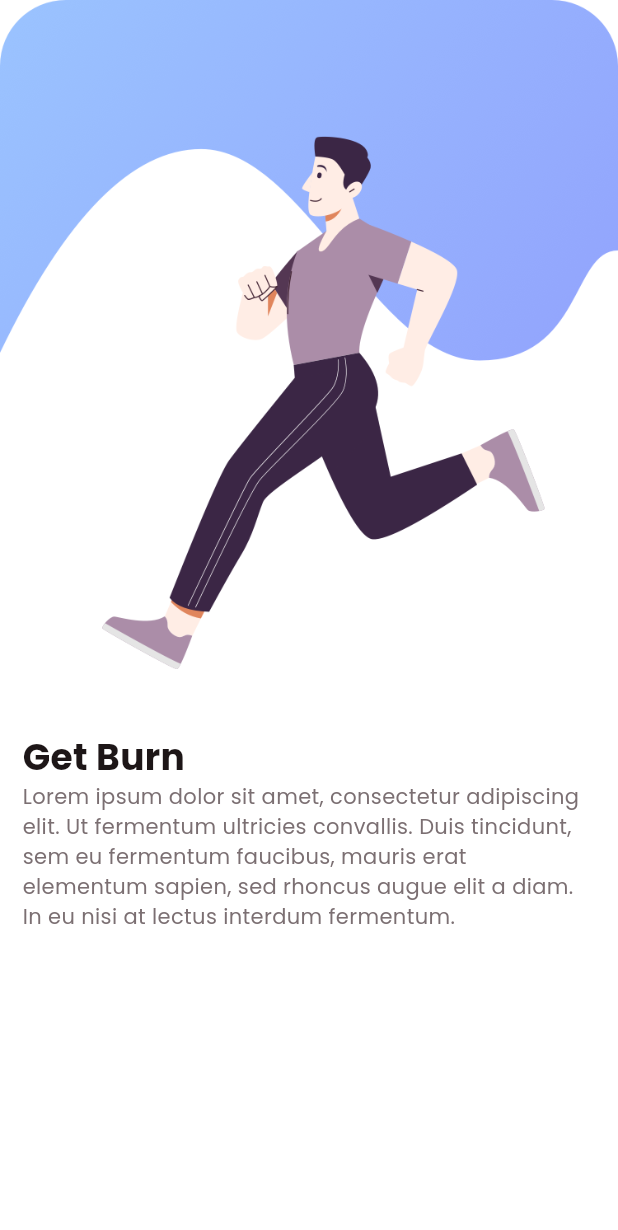
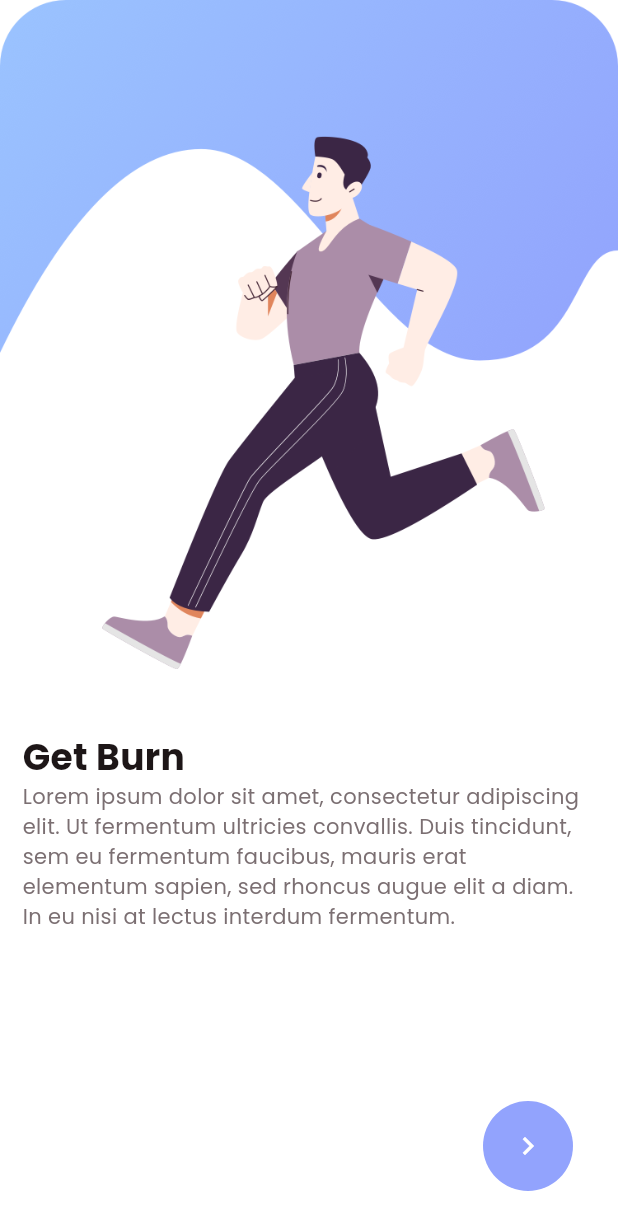
Before and after one commit to Moubarak321/fitnessapp, a Flutter app: the screen it shows after launch, swiped to page 2, on a phone screen of 412 x 824 dp. Shown: the top 1230 px of the screen. Run offline on Flutter 3.47's test engine with Material 3 defaults, Android fonts, the phone set to English and light mode, and no system bars.

Commit message:
Fin caroussel de bienvenue

```diff
--- a/lib/screens/on_boarding/on_boarding_view.dart
+++ b/lib/screens/on_boarding/on_boarding_view.dart
@@ -10,7 +10,18 @@ class OnboardingView extends StatefulWidget {
 }
 
 class _OnboardingViewState extends State<OnboardingView> {
+  int selectPage = 0;
   PageController controller = PageController();
+
+  @override
+  void initState() {
+    // TODO: implement initState
+    super.initState();
+    controller.addListener(() {
+      selectPage = controller.page?.round() ?? 0;
+    });
+    setState(() {});
+  }
 
   List pageList = [
     {
@@ -41,10 +52,11 @@ class _OnboardingViewState extends State<OnboardingView> {
 
   @override
   Widget build(BuildContext context) {
-    var media = MediaQuery.of(context).size;
+    // var media = MediaQuery.of(context).size;
     return Scaffold(
         backgroundColor: Tcolor.white,
         body: Stack(
+          alignment: Alignment.bottomRight,
           children: [
             PageView.builder(
                 controller: controller,
@@ -52,7 +64,50 @@ class _OnboardingViewState extends State<OnboardingView> {
                 itemBuilder: (context, index) {
                   var pObj = pageList[index] as Map? ?? {};
                   return OnBoardingPage(pObj: pObj);
-                })
+                }),
+            SizedBox(
+              width: 120,
+              height: 120,
+              child: Stack(
+                alignment: Alignment.center,
+                children: [
+                  SizedBox(
+                    width: 70,
+                    height: 70,
+                    child: CircularProgressIndicator(
+                      color: Tcolor.primaryColor1,
+                      value: selectPage / 4,
+                      strokeWidth: 2,
+                    ),
+                  ),
+                  Container(
+                      margin: const EdgeInsets.symmetric(
+                          horizontal: 25, vertical: 25),
+                      width: 60,
+                      height: 60,
+                      decoration: BoxDecoration(
+                          color: Tcolor.primaryColor1,
+                          borderRadius: BorderRadius.circular(35)),
+                      child: IconButton(
+                        icon: Icon(
+                          Icons.navigate_next,
+                          color: Tcolor.white,
+                        ),
+                        onPressed: () {
+                          if (selectPage < 3) {
+                            // if (pageList.length <= selectPage -1) {
+                            // open welcome screen
+                            selectPage = selectPage + 1;
+                            controller.jumpToPage(selectPage);
+                            setState(() {});
+                          } else {
+                            print("open welcome project");
+                          }
+                        },
+                      )),
+                ],
+              ),
+            )
           ],
         ));
   }
```
